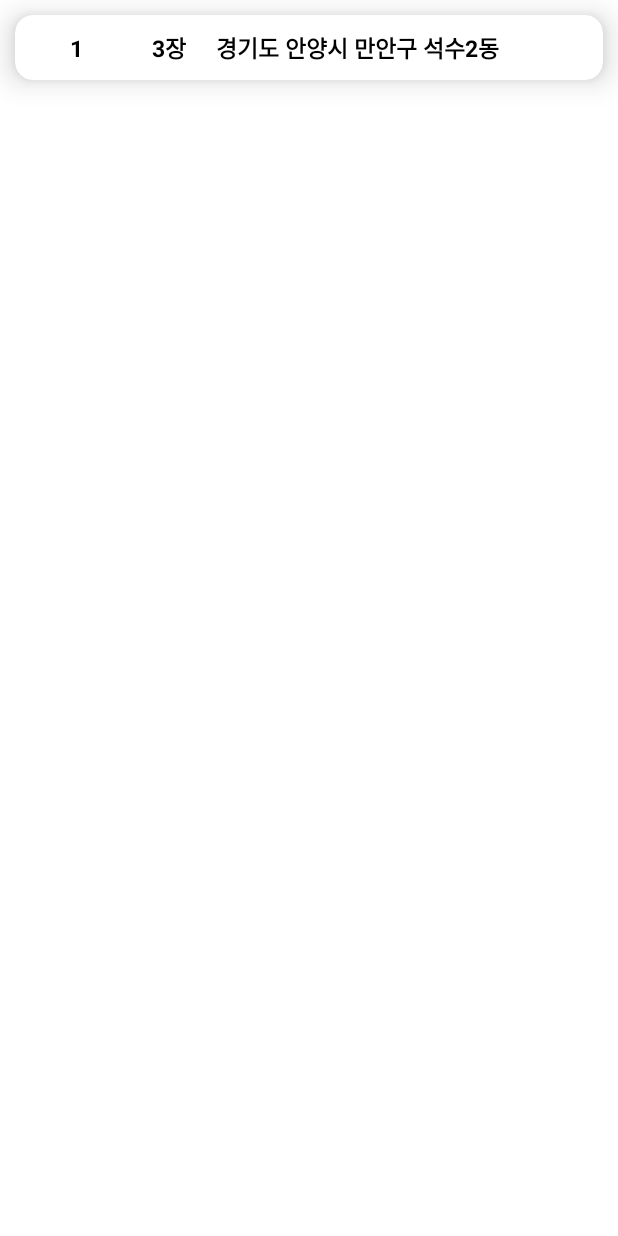
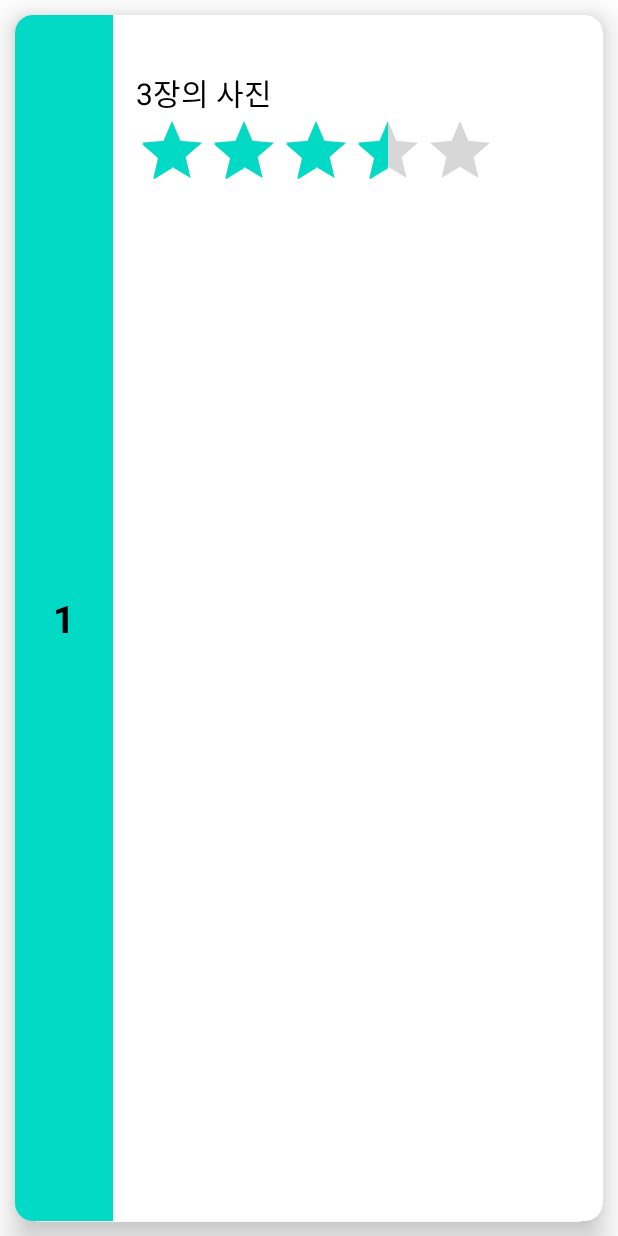
Before and after one commit to gywnd2/have_I_been, an Android app: the layout viewpager_rank_holder.xml on its own in the app's theme, with its tools: preview values and no code run, on a phone screen of 412 x 824 dp. Run offline under Robolectric (Android 15) with nearby library versions, the phone set to English and light mode, and no system bars.

Commit message:
Move ranking to mainactivity

```diff
--- a/app/src/main/java/com/udangtangtang/haveibeen/dao/PictureDao.kt
+++ b/app/src/main/java/com/udangtangtang/haveibeen/dao/PictureDao.kt
@@ -35,6 +35,6 @@ interface PictureDao {
     suspend fun isExist(lat: Double, lng: Double, name:String) : Boolean
     @Query("UPDATE pictureDB SET address =:addr WHERE latitude =:lat AND longtitude =:lng")
     suspend fun updateAddress(lat:Double, lng: Double, addr : String)
-    @Query("SELECT address, COUNT(address) FROM pictureDB GROUP BY address")
-    suspend fun getAddressCountByGroup():List<String>
+    @Query("SELECT address, COUNT(address) as count FROM pictureDB GROUP BY address")
+    suspend fun getAddressCountByGroup():List<AddressRankTuple>
 }
--- a/app/src/main/java/com/udangtangtang/haveibeen/fragment/RecordViewFragment.kt
+++ b/app/src/main/java/com/udangtangtang/haveibeen/fragment/RecordViewFragment.kt
@@ -58,8 +58,7 @@ class RecordViewFragment : Fragment() {
 
         // 전달받은 위/경도 정보를 ViewPager 어댑터로 전달
         // 같은 위/경도에 해당하는 모든 사진을 ViewPager에 추가
-        binding.recordDetailViewpager2.adapter = RecordPictureAdapter(parentActivity, db,
-            selectedLatLng, false)
+        binding.recordDetailViewpager2.adapter = RecordPictureAdapter(parentActivity, db, selectedLatLng, false)
 
 //         Indicator 설정
         binding.recordDetailImageIndicator.setViewPager(binding.recordDetailViewpager2)
--- a/app/src/main/java/com/udangtangtang/haveibeen/repository/RecordRepository.kt
+++ b/app/src/main/java/com/udangtangtang/haveibeen/repository/RecordRepository.kt
@@ -92,7 +92,7 @@ class RecordRepository(application: Application) {
         return pictureDao.getFileOnLocation(latitude, longtitude)
     }
 
-    suspend fun getAdderessRanking():List<String>{
+    suspend fun getAdderessRanking():List<AddressRankTuple>{
         return pictureDao.getAddressCountByGroup()
     }
 }
--- a/app/src/main/res/layout/viewpager_rank_holder.xml
+++ b/app/src/main/res/layout/viewpager_rank_holder.xml
@@ -2,7 +2,7 @@
 <com.google.android.material.card.MaterialCardView
     xmlns:android="http://schemas.android.com/apk/res/android"
     android:layout_width="match_parent"
-    android:layout_height="wrap_content"
+    android:layout_height="match_parent"
     xmlns:app="http://schemas.android.com/apk/res-auto"
     style="?attr/materialCardViewElevatedStyle"
     app:cardElevation="12dp"
@@ -13,52 +13,64 @@
         <androidx.constraintlayout.widget.ConstraintLayout
             android:layout_width="match_parent"
             android:layout_height="match_parent"
-            android:orientation="horizontal"
-            android:padding="10dp">
+            android:orientation="horizontal">
 
             <TextView
                 android:id="@+id/text_ranking_holder_rank"
                 android:layout_width="0dp"
-                android:layout_height="wrap_content"
+                android:layout_height="match_parent"
                 android:text="1"
-                android:textAlignment="center"
+                android:gravity="center"
                 android:textColor="@color/black"
                 android:textStyle="bold"
-                android:textSize="15dp"
+                android:textSize="25dp"
+                android:background="@color/main_viewpager_rank"
                 app:layout_constraintTop_toTopOf="parent"
                 app:layout_constraintBottom_toBottomOf="parent"
                 app:layout_constraintHorizontal_weight="1"
                 app:layout_constraintLeft_toLeftOf="parent"
-                app:layout_constraintRight_toLeftOf="@id/text_ranking_holder_picture_count"/>
+                app:layout_constraintRight_toLeftOf="@id/container_ranking_holder"/>
 
-            <TextView
-                android:id="@+id/text_ranking_holder_picture_count"
+            <LinearLayout
+                android:id="@+id/container_ranking_holder"
                 android:layout_width="0dp"
-                android:layout_height="wrap_content"
-                android:textAlignment="center"
-                app:layout_constraintHorizontal_weight="1"
-                android:textStyle="bold"
-                android:textSize="15dp"
-                android:textColor="@color/black"
-                android:text="3장"
+                android:layout_height="match_parent"
+                app:layout_constraintHorizontal_weight="5"
+                android:orientation="vertical"
                 app:layout_constraintTop_toTopOf="parent"
                 app:layout_constraintBottom_toBottomOf="parent"
                 app:layout_constraintLeft_toRightOf="@id/text_ranking_holder_rank"
-                app:layout_constraintRight_toLeftOf="@id/text_ranking_holder_address"/>
+                app:layout_constraintRight_toRightOf="parent"
+                android:padding="15dp">
 
                 <TextView
                     android:id="@+id/text_ranking_holder_address"
-                android:layout_width="0dp"
+                    android:layout_width="wrap_content"
                     android:layout_height="wrap_content"
                     app:layout_constraintHorizontal_weight="4"
                     android:textStyle="bold"
                     android:textSize="15dp"
                     android:textColor="@color/black"
-                android:text="경기도 안양시 만안구 석수2동"
-                app:layout_constraintTop_toTopOf="parent"
-                app:layout_constraintBottom_toBottomOf="parent"
-                app:layout_constraintLeft_toRightOf="@id/text_ranking_holder_picture_count"
-                app:layout_constraintRight_toRightOf="parent"/>
+                    android:gravity="center"/>
+
+                <TextView
+                    android:id="@+id/text_ranking_holder_picture_count"
+                    android:layout_width="wrap_content"
+                    android:layout_height="wrap_content"
+                    android:gravity="center"
+                    app:layout_constraintHorizontal_weight="1"
+                    android:textSize="20dp"
+                    android:textColor="@color/black"
+                    android:text="3장의 사진"/>
+
+                <RatingBar
+                    android:id="@+id/ratingbar_ranking_holder"
+                    android:layout_width="wrap_content"
+                    android:layout_height="wrap_content"
+                    android:rating="3.5"
+                    android:isIndicator="true"/>
+
+            </LinearLayout>
 
         </androidx.constraintlayout.widget.ConstraintLayout>
 
--- a/app/src/main/res/values-night/themes.xml
+++ b/app/src/main/res/values-night/themes.xml
@@ -6,8 +6,8 @@
         <item name="colorPrimaryVariant">@color/purple_700</item>
         <item name="colorOnPrimary">@color/black</item>
         <!-- Secondary brand color. -->
-        <item name="colorSecondary">@color/teal_200</item>
-        <item name="colorSecondaryVariant">@color/teal_200</item>
+        <item name="colorSecondary">@color/main_color</item>
+        <item name="colorSecondaryVariant">@color/main_color</item>
         <item name="colorOnSecondary">@color/black</item>
         <!-- Status bar color. -->
         <item name="android:statusBarColor" tools:targetApi="l">?attr/colorPrimaryVariant</item>
--- a/app/src/main/res/values/colors.xml
+++ b/app/src/main/res/values/colors.xml
@@ -3,8 +3,9 @@
     <color name="purple_200">#FFBB86FC</color>
     <color name="purple_500">#FF6200EE</color>
     <color name="purple_700">#FF3700B3</color>
-    <color name="teal_200">#FF03DAC5</color>
+    <color name="main_color">#FF03DAC5</color>
     <color name="teal_700">#FF018786</color>
     <color name="black">#FF000000</color>
     <color name="white">#FFFFFFFF</color>
+    <color name="main_viewpager_rank">#FF03DAC5</color>
 </resources>
--- a/app/src/main/res/values/themes.xml
+++ b/app/src/main/res/values/themes.xml
@@ -2,15 +2,15 @@
     <!-- Base application theme. -->
     <style name="Theme.Haveibeen" parent="Theme.MaterialComponents.DayNight.DarkActionBar">
         <!-- Primary brand color. -->
-        <item name="colorPrimary">@color/teal_200</item>
+        <item name="colorPrimary">@color/main_color</item>
         <item name="colorPrimaryVariant">@color/purple_700</item>
         <item name="colorOnPrimary">@color/white</item>
         <!-- Secondary brand color. -->
-        <item name="colorSecondary">@color/teal_200</item>
+        <item name="colorSecondary">@color/main_color</item>
         <item name="colorSecondaryVariant">@color/teal_700</item>
         <item name="colorOnSecondary">@color/black</item>
         <!-- Status bar color. -->
-        <item name="android:statusBarColor">@color/teal_200</item>
+        <item name="android:statusBarColor">@color/main_color</item>
 <!--        <item name="android:windowTranslucentStatus">true</item>-->
         <!-- Customize your theme here. -->
 <!--        <item name="android:fitsSystemWindows">true</item>-->
```
Also changed, not shown: app/src/main/java/com/udangtangtang/haveibeen/activity/MainActivity.kt (+11 -5 lines), app/src/main/java/com/udangtangtang/haveibeen/util/RankingCardAdapter.kt (+7 -4 lines), app/src/main/res/layout/activity_main.xml (+16 -1 lines), app/src/main/res/layout/activity_ranking.xml (+7 -15 lines). Lines whose indentation alone changed are shown as unchanged.
